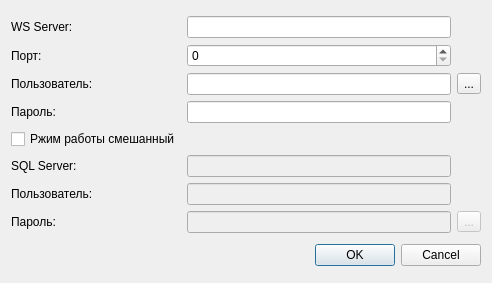
arcirk/ws_solution, file certmanager/CertManager/dialogconnection.ui: the form before one commit.
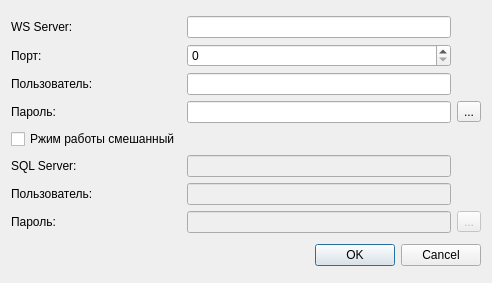
The form after the commit. Icons and pictures are not drawn.

Diff of the .ui file:
```diff
--- a/certmanager/CertManager/dialogconnection.ui
+++ b/certmanager/CertManager/dialogconnection.ui
@@ -133,7 +133,7 @@
      <item row="3" column="2">
       <widget class="QLineEdit" name="lineWsPwd"/>
      </item>
-     <item row="2" column="3">
+     <item row="3" column="3">
       <widget class="QToolButton" name="btnWsPwd">
        <property name="text">
         <string>...</string>
```
Left out of the diff: 8 changed lines with no effect on the pictures.
